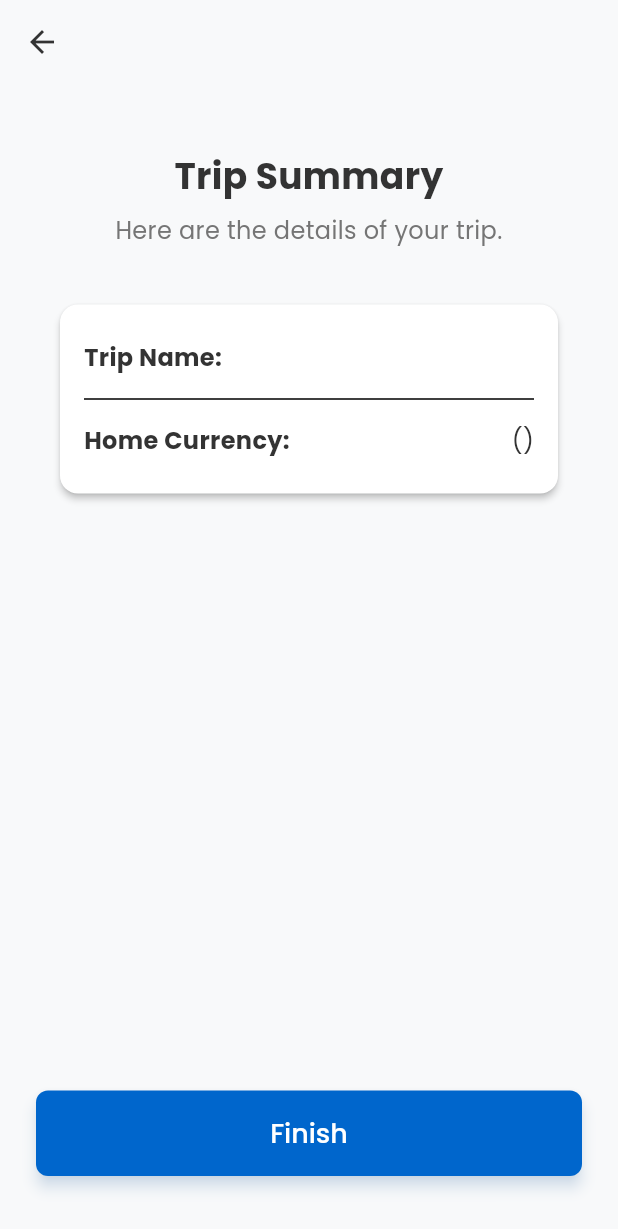
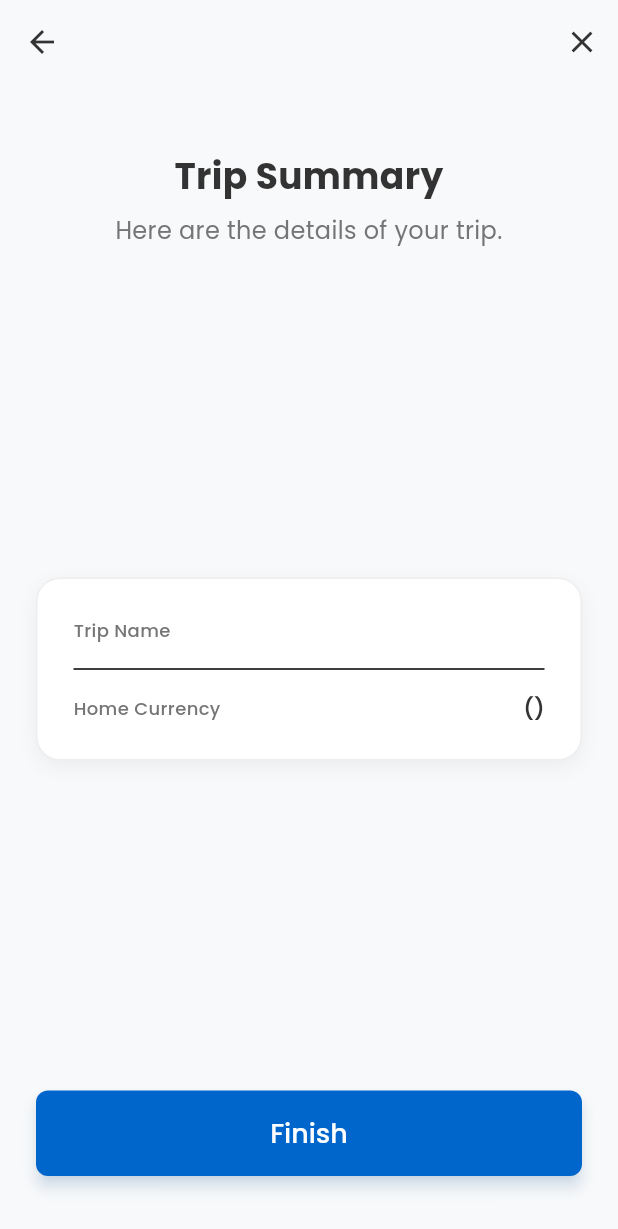
Before and after one commit to shubham1295/triptrack, a Flutter app: the SummaryScreen screen opened directly with empty values, on a phone screen of 412 x 824 dp. Shown: the top 1229 px of the screen. Run offline on Flutter 3.47's test engine with Material 3 defaults, Android fonts, the phone set to English and light mode, and no system bars; our stand-ins replace google_fonts.

Commit message:
#8 Add close button to app bar in screens
Added a close (X) button to the app bar actions in currency selection, set budget, summary, and travel dates screens, allowing users to quickly return to the first route. Also improved summary card styling and refactored summary item display for better readability.

```diff
--- a/lib/screens/currency_selection_screen.dart
+++ b/lib/screens/currency_selection_screen.dart
@@ -47,6 +47,14 @@ class _CurrencySelectionScreenState extends State<CurrencySelectionScreen> {
         elevation: 0,
         foregroundColor: theme.colorScheme.onSurface,
         leading: const BackButton(),
+        actions: [
+          IconButton(
+            icon: const Icon(Icons.close),
+            onPressed: () {
+              Navigator.of(context).popUntil((route) => route.isFirst);
+            },
+          ),
+        ],
       ),
       body: SafeArea(
         child: Padding(
--- a/lib/screens/set_budget_screen.dart
+++ b/lib/screens/set_budget_screen.dart
@@ -45,7 +45,8 @@ class _SetBudgetScreenState extends State<SetBudgetScreen> {
     if (totalBudget != null &&
         widget.startDate != null &&
         widget.endDate != null) {
-      final difference = widget.endDate!.difference(widget.startDate!).inDays + 1;
+      final difference =
+          widget.endDate!.difference(widget.startDate!).inDays + 1;
       if (difference > 0) {
         final dailyBudget = totalBudget / difference;
         _dailyBudgetController.text = dailyBudget.toStringAsFixed(2);
@@ -66,6 +67,14 @@ class _SetBudgetScreenState extends State<SetBudgetScreen> {
         elevation: 0,
         foregroundColor: theme.colorScheme.onSurface,
         leading: const BackButton(),
+        actions: [
+          IconButton(
+            icon: const Icon(Icons.close),
+            onPressed: () {
+              Navigator.of(context).popUntil((route) => route.isFirst);
+            },
+          ),
+        ],
       ),
       body: SafeArea(
         child: Padding(
@@ -135,10 +144,7 @@ class _SetBudgetScreenState extends State<SetBudgetScreen> {
                         showDailyBudget
                             ? 'Enter your total budget, and the daily budget will be calculated for you (Total Budget / number of days).'
                             : 'You can set a total budget for your trip.',
-                        style: TextStyle(
-                          color: Colors.blue[900],
-                          fontSize: 14,
-                        ),
+                        style: TextStyle(color: Colors.blue[900], fontSize: 14),
                       ),
                     ),
                   ],
--- a/lib/screens/summary_screen.dart
+++ b/lib/screens/summary_screen.dart
@@ -32,6 +32,14 @@ class SummaryScreen extends StatelessWidget {
         elevation: 0,
         foregroundColor: theme.colorScheme.onSurface,
         leading: const BackButton(),
+        actions: [
+          IconButton(
+            icon: const Icon(Icons.close),
+            onPressed: () {
+              Navigator.of(context).popUntil((route) => route.isFirst);
+            },
+          ),
+        ],
       ),
       body: SafeArea(
         child: Padding(
@@ -51,37 +59,55 @@ class SummaryScreen extends StatelessWidget {
                 style: TextStyle(fontSize: 16, color: Colors.grey[600]),
                 textAlign: TextAlign.center,
               ),
-              const SizedBox(height: 30),
-              Card(
-                elevation: 2,
-                shape: RoundedRectangleBorder(
-                  borderRadius: BorderRadius.circular(12),
+              const Spacer(),
+              Container(
+                padding: const EdgeInsets.all(24),
+                decoration: BoxDecoration(
+                  color: theme.colorScheme.surface,
+                  borderRadius: BorderRadius.circular(16),
+                  border: Border.all(color: Colors.grey.shade200),
+                  boxShadow: [
+                    BoxShadow(
+                      color: Colors.black.withOpacity(0.05),
+                      blurRadius: 10,
+                      offset: const Offset(0, 4),
                     ),
-                child: Padding(
-                  padding: const EdgeInsets.all(16.0),
+                  ],
+                ),
                 child: Column(
                   children: [
-                      _buildSummaryItem('Trip Name:', name),
-                      const Divider(),
+                    _buildSummaryItem('Trip Name', name, theme),
+                    const Divider(height: 32),
                     _buildSummaryItem(
-                          'Home Currency:', '$homeCurrency ($currencySymbol)'),
+                      'Home Currency',
+                      '$homeCurrency ($currencySymbol)',
+                      theme,
+                    ),
                     if (startDate != null && endDate != null) ...[
-                        const Divider(),
-                        _buildSummaryItem('Date Range:',
-                            '${DateFormat('dd/MMM/yyyy').format(startDate!)} - ${DateFormat('dd/MMM/yyyy').format(endDate!)}'),
+                      const Divider(height: 32),
+                      _buildSummaryItem(
+                        'Date Range',
+                        '${DateFormat('dd MMM yyyy').format(startDate!)} - ${DateFormat('dd MMM yyyy').format(endDate!)}',
+                        theme,
+                      ),
                     ],
                     if (totalBudget > 0) ...[
-                        const Divider(),
+                      const Divider(height: 32),
                       _buildSummaryItem(
-                            'Total Budget:', totalBudget.toStringAsFixed(2)),
+                        'Total Budget',
+                        '$currencySymbol${totalBudget.toStringAsFixed(2)}',
+                        theme,
+                      ),
                     ],
                     if (dailyBudget > 0) ...[
-                        const Divider(),
+                      const Divider(height: 32),
                       _buildSummaryItem(
-                            'Daily Budget:', dailyBudget.toStringAsFixed(2)),
+                        'Daily Budget',
+                        '$currencySymbol${dailyBudget.toStringAsFixed(2)}',
+                        theme,
+                      ),
                     ],
                   ],
-                  ),
                 ),
               ),
               const Spacer(),
@@ -105,27 +131,27 @@ class SummaryScreen extends StatelessWidget {
     );
   }
 
-  Widget _buildSummaryItem(String title, String value) {
-    return Padding(
-      padding: const EdgeInsets.symmetric(vertical: 8.0),
-      child: Row(
+  Widget _buildSummaryItem(String title, String value, ThemeData theme) {
+    return Row(
       mainAxisAlignment: MainAxisAlignment.spaceBetween,
       children: [
         Text(
           title,
-            style: const TextStyle(
-              fontSize: 16.0,
-              fontWeight: FontWeight.bold,
+          style: TextStyle(
+            fontSize: 12,
+            color: Colors.grey[600],
+            fontWeight: FontWeight.w500,
           ),
         ),
         Text(
           value,
-            style: const TextStyle(
-              fontSize: 16.0,
+          style: TextStyle(
+            fontSize: 14,
+            fontWeight: FontWeight.w600,
+            color: theme.colorScheme.onSurface,
           ),
         ),
       ],
-      ),
     );
   }
 }
--- a/lib/screens/travel_dates_screen.dart
+++ b/lib/screens/travel_dates_screen.dart
@@ -81,6 +81,14 @@ class _TravelDatesScreenState extends State<TravelDatesScreen> {
         elevation: 0,
         foregroundColor: theme.colorScheme.onSurface,
         leading: const BackButton(),
+        actions: [
+          IconButton(
+            icon: const Icon(Icons.close),
+            onPressed: () {
+              Navigator.of(context).popUntil((route) => route.isFirst);
+            },
+          ),
+        ],
       ),
       body: SafeArea(
         child: Padding(
```
Lines whose indentation alone changed are shown as unchanged.
